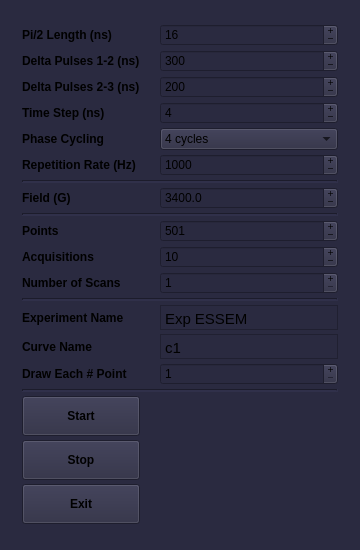
Above: atomize/control_center/gui/eseem_main_window.ui from Anatoly1010/Atomize_NIOCH before the change. Below: the same form after it.
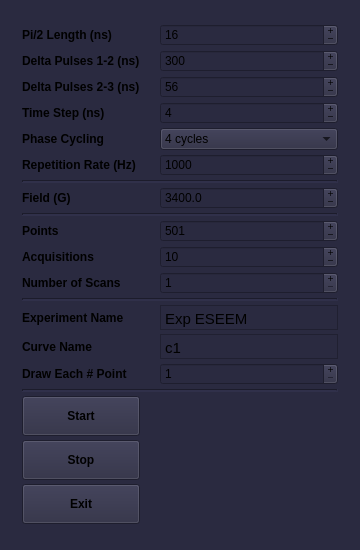
That is the form after the change.

Diff of the .ui file:
```diff
--- a/atomize/control_center/gui/eseem_main_window.ui
+++ b/atomize/control_center/gui/eseem_main_window.ui
@@ -316,7 +316,7 @@
 &lt;html&gt;&lt;head&gt;&lt;meta name=&quot;qrichtext&quot; content=&quot;1&quot; /&gt;&lt;style type=&quot;text/css&quot;&gt;
 p, li { white-space: pre-wrap; }
 &lt;/style&gt;&lt;/head&gt;&lt;body style=&quot; font-family:'Ubuntu'; font-size:11pt; font-weight:400; font-style:normal;&quot;&gt;
-&lt;p style=&quot; margin-top:7px; margin-bottom:7px; margin-left:0px; margin-right:0px; -qt-block-indent:0; text-indent:0px;&quot;&gt;Exp ESSEM&lt;/p&gt;&lt;/body&gt;&lt;/html&gt;</string>
+&lt;p style=&quot; margin-top:7px; margin-bottom:7px; margin-left:0px; margin-right:0px; -qt-block-indent:0; text-indent:0px;&quot;&gt;Exp ESEEM&lt;/p&gt;&lt;/body&gt;&lt;/html&gt;</string>
         </property>
         <property name="overwriteMode">
          <bool>true</bool>
@@ -614,7 +614,7 @@
          <number>2</number>
         </property>
         <property name="value">
-         <number>200</number>
+         <number>56</number>
         </property>
        </widget>
       </item>
```
Left out of the diff: 12 changed lines with no effect on the pictures.
